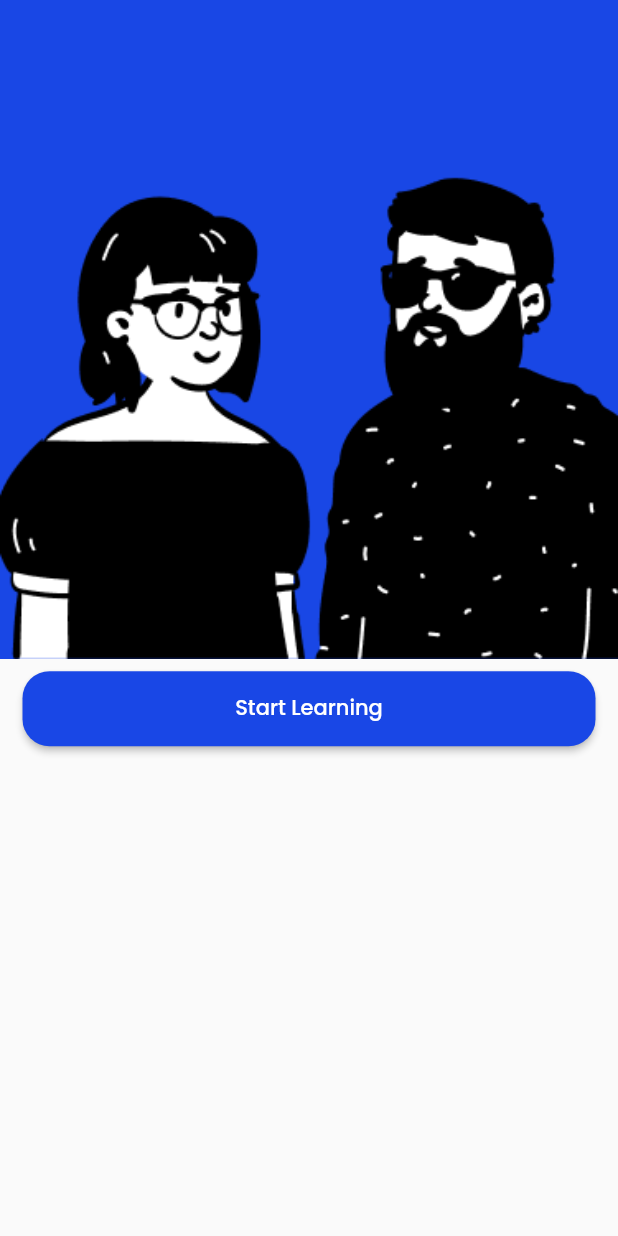
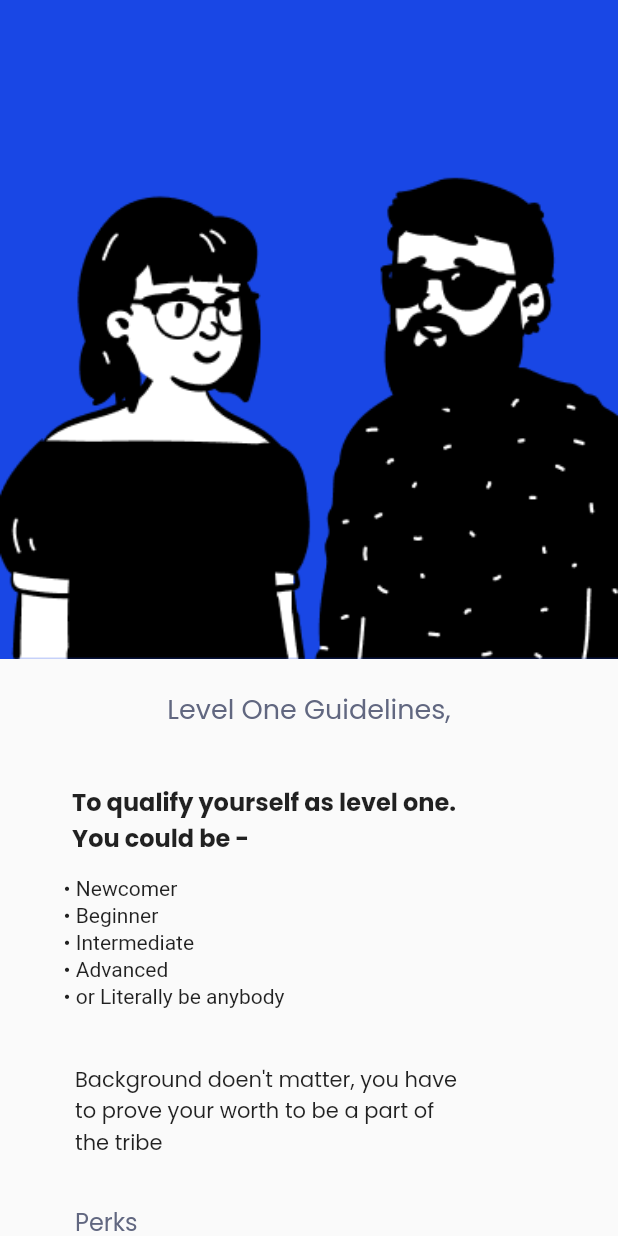
Before and after one commit to cloneartist/Upcampus, a Flutter app: the Guideline screen opened directly, on a phone screen of 412 x 824 dp. Run offline on Flutter 3.47's test engine with Material 2 defaults, Android fonts, the phone set to English and light mode, and no system bars; our stand-ins replace cloud_firestore, firebase_auth, firebase_core, google_fonts; accounts and stored records are empty.

Commit message:
level one push

```diff
--- a/lib/screens/guideline.dart
+++ b/lib/screens/guideline.dart
@@ -22,6 +22,74 @@ class _GuidelineState extends State<Guideline> {
                 fit: BoxFit.contain,
               ),
             ),
+            Text(
+              "Level One Guidelines,",
+              style: GoogleFonts.poppins(
+                  fontStyle: FontStyle.normal,
+                  fontSize: 18,
+                  color: Color.fromARGB(255, 97, 103, 128),
+                  textStyle: TextStyle(height: 3)),
+            ),
+             Padding(
+              padding: const EdgeInsets.fromLTRB(20, 5, 80, 8),
+              child: Text(
+                "\nTo qualify yourself as level one.\nYou could be -",
+                style: GoogleFonts.poppins(
+                  fontWeight: FontWeight.bold,
+                  fontSize: 16,
+                ),
+              ),
+            ),
+            Padding(
+              padding: const EdgeInsets.fromLTRB(20, 5, 200, 10),
+              child: Text(
+                  "•\tNewcomer\n•\tBeginner\n•\tIntermediate\n•\tAdvanced\n•\tor Literally be anybody",
+                  style: TextStyle(height: 1.3),
+              )
+            ),
+
+            Padding(
+              padding: const EdgeInsets.fromLTRB(50, 5, 100, 10),
+              child: Text(
+                "\nBackground doen't matter, you have to prove your worth to be a part of the tribe",
+                style: GoogleFonts.poppins(
+
+                  fontSize: 14,
+                ),)),
+                   Padding(
+              padding: const EdgeInsets.fromLTRB(50, 20, 100, 10),
+              child: Align(
+                alignment: Alignment.centerLeft,
+                child: Text(
+                  "Perks",
+                  style: GoogleFonts.poppins(
+                      fontStyle: FontStyle.normal,
+                      fontSize: 16,
+                      color: Color.fromARGB(255, 97, 103, 128)),
+                ),
+              ),
+            ),
+
+                Padding(
+              padding: const EdgeInsets.fromLTRB(60, 5, 100, 5),
+              child: Text(
+                  "•\tGet an oppertunity to be inntroduced to our exclusive community of tinkerers,developers and people who love to code\n•\tGet a peak to our exclusice Jobs dashboard for new developers.\n\n",
+                  style: TextStyle(height: 1.3),
+              )
+            ),
+
+
+
+
+
+
+
+
+
+
+
+
+
             Padding(
               padding: const EdgeInsets.fromLTRB(15, 8, 15, 8),
               child: ElevatedButton(
```
